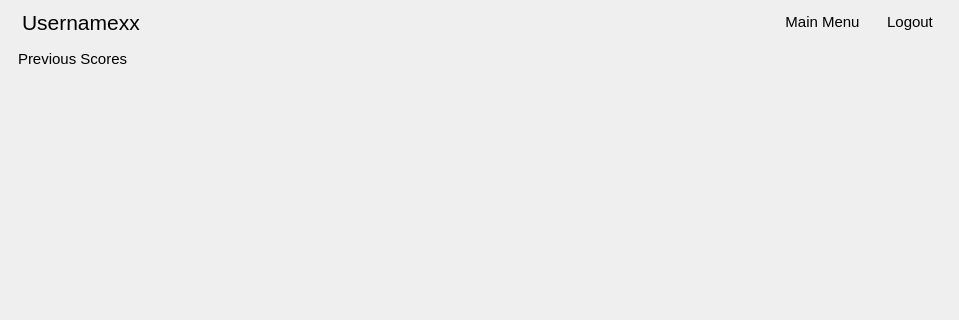
This is window.ui in AnthropomorphicMonkey/Coursework as Qt 5 draws it before an edit; both pictures show x 0 to 959 and y 0 to 320 of the 959 by 849 pixel window. The edited form follows.
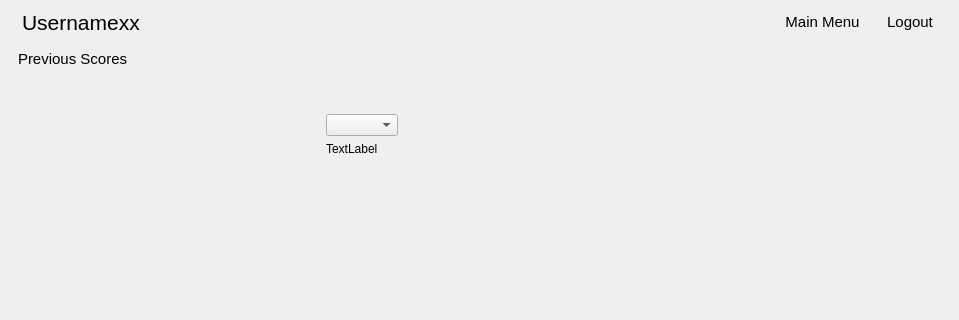
This is the edited form. The open tabs and pages were chosen to show the change. Icons and pictures are not drawn.

Commit message: Begun setting up previous scores page

Patch:
```diff
--- a/window.ui
+++ b/window.ui
@@ -1462,6 +1462,83 @@
                          </property>
                      </widget>
                  </item>
+                 <item>
+                     <spacer name="verticalSpacer_20">
+                         <property name="orientation">
+                             <enum>Qt::Vertical</enum>
+                         </property>
+                         <property name="sizeType">
+                             <enum>QSizePolicy::Fixed</enum>
+                         </property>
+                         <property name="sizeHint" stdset="0">
+                             <size>
+                                 <width>20</width>
+                                 <height>40</height>
+                             </size>
+                         </property>
+                     </spacer>
+                 </item>
+                 <item>
+                     <layout class="QHBoxLayout" name="horizontalLayout_7">
+                         <item>
+                             <spacer name="horizontalSpacer_9">
+                                 <property name="orientation">
+                                     <enum>Qt::Horizontal</enum>
+                                 </property>
+                                 <property name="sizeHint" stdset="0">
+                                     <size>
+                                         <width>40</width>
+                                         <height>20</height>
+                                     </size>
+                                 </property>
+                             </spacer>
+                         </item>
+                         <item>
+                             <layout class="QVBoxLayout" name="verticalLayout_25">
+                                 <item>
+                                     <layout class="QHBoxLayout" name="horizontalLayout_12">
+                                         <item>
+                                             <widget class="QComboBox" name="previous_scores_class_combo_box"/>
+                                         </item>
+                                         <item>
+                                             <spacer name="horizontalSpacer_18">
+                                                 <property name="orientation">
+                                                     <enum>Qt::Horizontal</enum>
+                                                 </property>
+                                                 <property name="sizeHint" stdset="0">
+                                                     <size>
+                                                         <width>40</width>
+                                                         <height>20</height>
+                                                     </size>
+                                                 </property>
+                                             </spacer>
+                                         </item>
+                                     </layout>
+                                 </item>
+                                 <item>
+                                     <widget class="QLabel" name="label_14">
+                                         <property name="text">
+                                             <string>TextLabel</string>
+                                         </property>
+                                     </widget>
+                                 </item>
+                             </layout>
+                         </item>
+                         <item>
+                             <spacer name="horizontalSpacer_14">
+                                 <property name="orientation">
+                                     <enum>Qt::Horizontal</enum>
+                                 </property>
+                                 <property name="sizeHint" stdset="0">
+                                     <size>
+                                         <width>40</width>
+                                         <height>20</height>
+                                     </size>
+                                 </property>
+                             </spacer>
+                         </item>
+                     </layout>
+                 </item>
                  <item>
                      <spacer name="verticalSpacer_24">
                          <property name="orientation">
```
Left out of the diff: 2 changed lines with no effect on the pictures. The commit also changes 3 other files.
